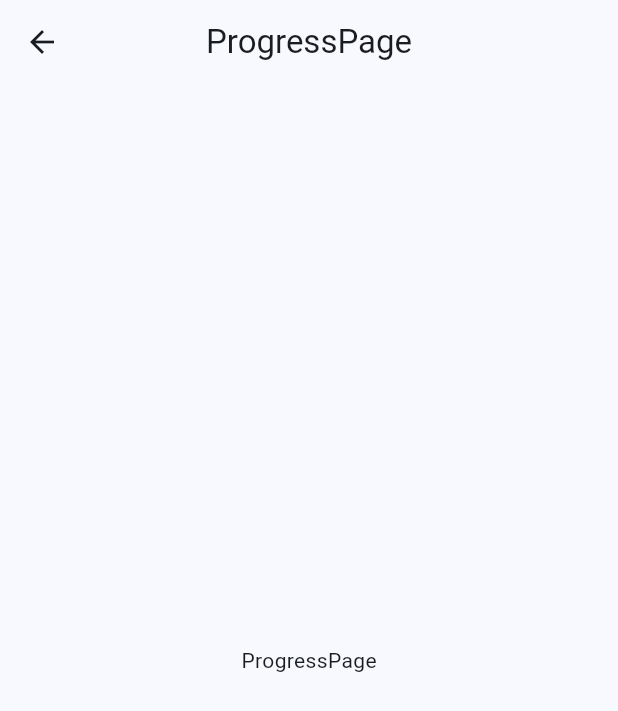
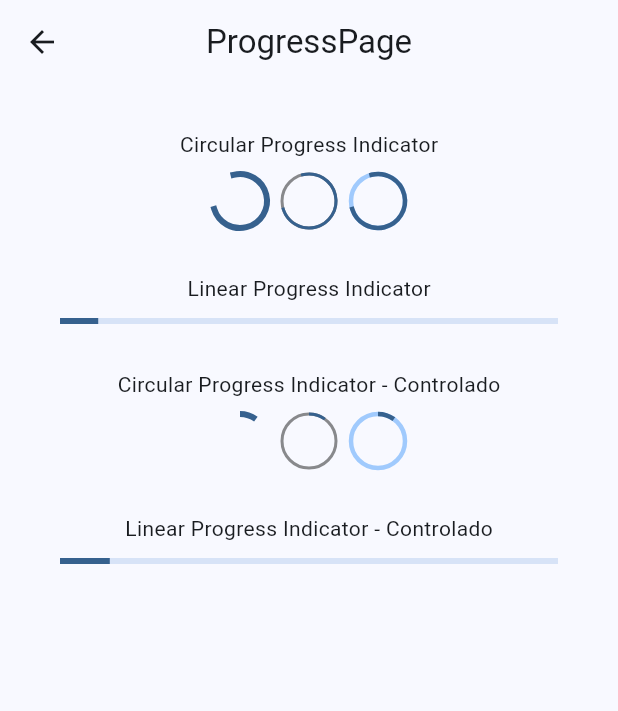
Before and after one commit to AlDaniel1337/fl_widgets_app, a Flutter app: the ProgressPage screen opened by its route, on a phone screen of 412 x 824 dp. Shown: the top 711 px of the screen. Run offline on Flutter 3.47's test engine with Material 3 defaults, Android fonts, the phone set to English and light mode, and no system bars; our stand-ins replace get.

Commit message:
pantalla de progress indicator terminada

```diff
--- a/lib/presentation/menu/menu_item.dart
+++ b/lib/presentation/menu/menu_item.dart
@@ -51,6 +51,13 @@ const appMenuItems = <MenuItems>[
     icon: Icons.credit_card
   ),
 
+  MenuItems(
+    title: "Indicador de progreso",
+    subTitle: "Generales y controlados",
+    link: ProgressPage.route,
+    icon: Icons.refresh_rounded
+  ),
+
 ];
 
 
--- /dev/null
+++ b/lib/presentation/pages/progress/components/circular_progress_view.dart
@@ -0,0 +1,18 @@
+import 'package:flutter/material.dart';
+import 'package:widgets_app/presentation/pages/progress/components/controlled_progress.dart';
+import 'package:widgets_app/presentation/pages/progress/components/uncontrolled_progress.dart';
+
+class CircularProgressView extends StatelessWidget {
+
+  const CircularProgressView({super.key});
+
+  @override
+  Widget build(BuildContext context) {
+    return Column(
+      children: [
+        UncontrolledProgress(),
+        ControlledProgress(),
+      ],
+    );
+  }
+}
--- /dev/null
+++ b/lib/presentation/pages/progress/components/controlled_progress.dart
@@ -0,0 +1,66 @@
+import 'package:flutter/material.dart';
+
+/// Indicadores circulares controlado
+class ControlledProgress extends StatelessWidget {
+
+  const ControlledProgress({super.key});
+
+  @override
+  Widget build(BuildContext context) {
+
+    final themeColors = Theme.of(context).colorScheme;
+
+    return StreamBuilder(
+
+      stream: Stream.periodic( const Duration( milliseconds: 300 ), (value){
+        return ( value * 2 ) / 100;
+      }).takeWhile( (value) => value < 100 ),
+
+      builder: (context, snapshot) {
+
+        final progressValue = snapshot.data ?? 0;
+
+        return Column(
+          children: [
+
+            const SizedBox(height: 30),
+            const Text("Circular Progress Indicator - Controlado"),
+            const SizedBox(height: 10),
+
+            // Indicadores controlados
+            Row(
+              crossAxisAlignment: CrossAxisAlignment.center,
+              mainAxisAlignment: MainAxisAlignment.center,
+              children: [
+                CircularProgressIndicator(value: progressValue,),
+
+                const SizedBox(width: 10),
+                CircularProgressIndicator(
+                  value: progressValue,
+                  strokeWidth: 2,
+                  backgroundColor: Colors.black45,
+                  ),
+
+                const SizedBox(width: 10),
+                CircularProgressIndicator(
+                  value: progressValue,
+                  strokeWidth: 3,
+                  backgroundColor: themeColors.inversePrimary,
+                ),
+              ],
+            ),
+
+            const SizedBox(height: 30),
+            const Text("Linear Progress Indicator - Controlado"),
+            const SizedBox(height: 10),
+            Padding(
+              padding: const EdgeInsets.symmetric(horizontal: 40.0),
+              child: LinearProgressIndicator( value: progressValue, ),
+            )
+
+          ],
+        );
+      }
+    );
+  }
+}
--- /dev/null
+++ b/lib/presentation/pages/progress/components/uncontrolled_progress.dart
@@ -0,0 +1,46 @@
+import 'package:flutter/material.dart';
+
+/// Indicadores circulares sin controlar
+class UncontrolledProgress extends StatelessWidget {
+
+  const UncontrolledProgress({super.key});
+
+  @override
+  Widget build(BuildContext context) {
+
+    final themeColors = Theme.of(context).colorScheme;
+
+    return Column(
+      children: [
+
+        const SizedBox(height: 30),
+        const Text("Circular Progress Indicator"),
+        const SizedBox(height: 10),
+
+        // Indicadores controlados
+        Row(
+          crossAxisAlignment: CrossAxisAlignment.center,
+          mainAxisAlignment: MainAxisAlignment.center,
+          children: [
+            const CircularProgressIndicator(),
+
+            const SizedBox(width: 10),
+            const CircularProgressIndicator( strokeWidth: 2, backgroundColor: Colors.black45, ),
+
+            const SizedBox(width: 10),
+            CircularProgressIndicator( strokeWidth: 3, backgroundColor: themeColors.inversePrimary, ),
+          ],
+        ),
+
+        const SizedBox(height: 30),
+        const Text("Linear Progress Indicator"),
+        const SizedBox(height: 10),
+        Padding(
+          padding: const EdgeInsets.symmetric(horizontal: 40.0),
+          child: LinearProgressIndicator(),
+        )
+
+      ],
+    );
+  }
+}
--- a/lib/presentation/pages/progress/progress_page.dart
+++ b/lib/presentation/pages/progress/progress_page.dart
@@ -1,4 +1,5 @@
 import 'package:flutter/material.dart';
+import 'package:widgets_app/presentation/pages/progress/components/circular_progress_view.dart';
 
 class ProgressPage extends StatelessWidget {
 
@@ -16,7 +17,7 @@ class ProgressPage extends StatelessWidget {
       ),
 
       body: const Center(
-         child: Text('ProgressPage'),
+         child: CircularProgressView()
       ),
     );
   }
```
